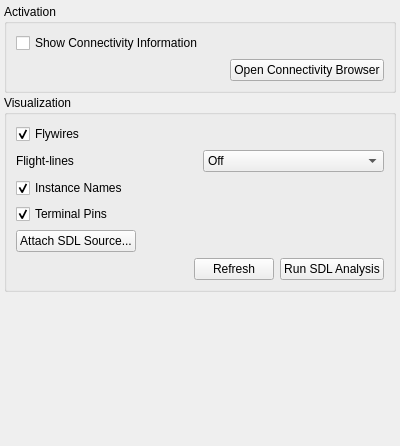
First picture: the form in pymacros/klayout_connectivity/ConnectivitySetupPage.ui, repository mwolodzk/klayout-connectivity-inspection, before the edit.
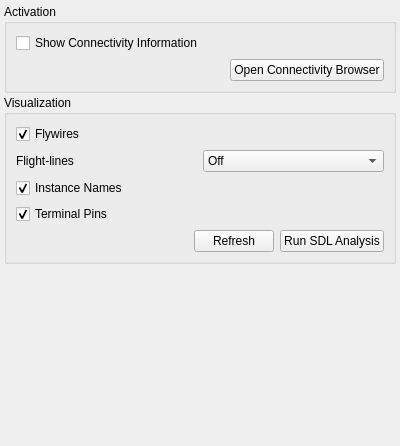
Second picture: the form after the edit.

The edit to the form file:
```diff
--- a/pymacros/klayout_connectivity/ConnectivitySetupPage.ui
+++ b/pymacros/klayout_connectivity/ConnectivitySetupPage.ui
@@ -195,22 +195,6 @@
           </item>
           <item>
            <layout class="QVBoxLayout" name="analysisActionsLayout">
-            <item>
-             <widget class="QPushButton" name="attach_sdl_source_pb">
-              <property name="sizePolicy">
-               <sizepolicy hsizetype="Fixed" vsizetype="Fixed">
-                <horstretch>0</horstretch>
-                <verstretch>0</verstretch>
-               </sizepolicy>
-              </property>
-              <property name="toolTip">
-               <string>Select an Xschem schematic or SPICE/CDL netlist without importing or regenerating layout instances</string>
-              </property>
-              <property name="text">
-               <string>Attach SDL Source...</string>
-              </property>
-             </widget>
-            </item>
             <item>
              <layout class="QHBoxLayout" name="horizontalLayout">
               <item>
```
